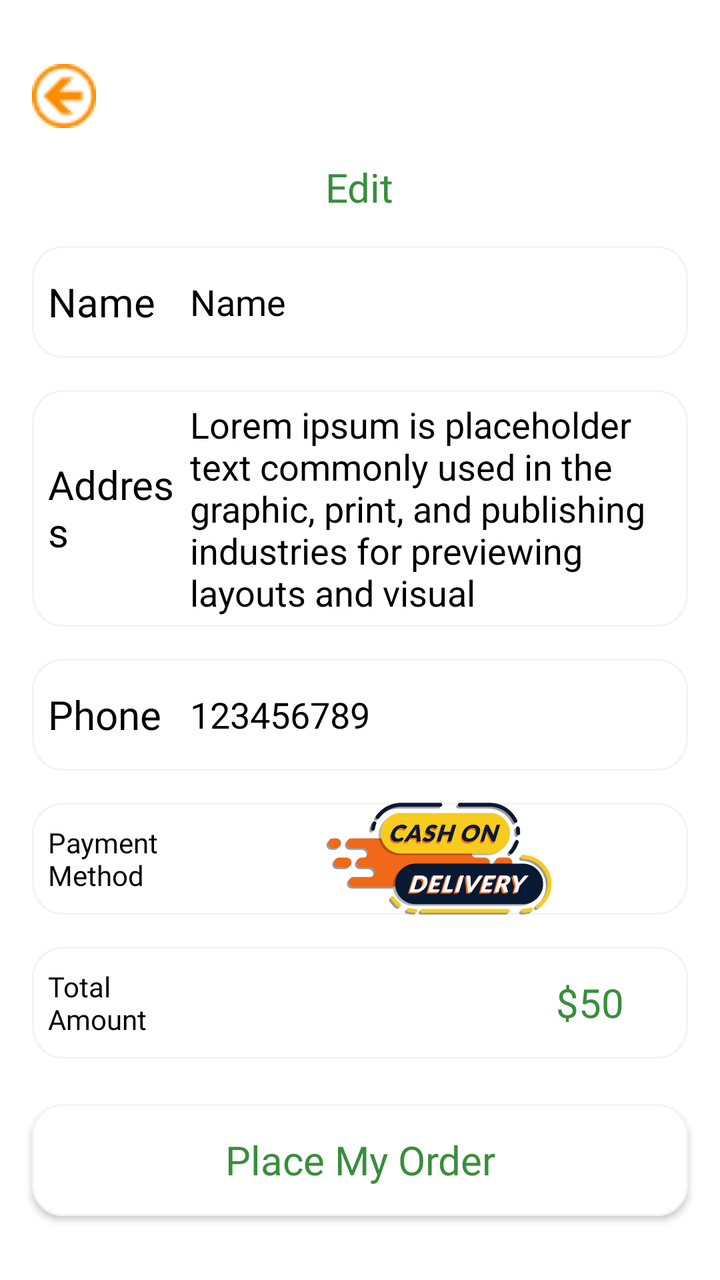
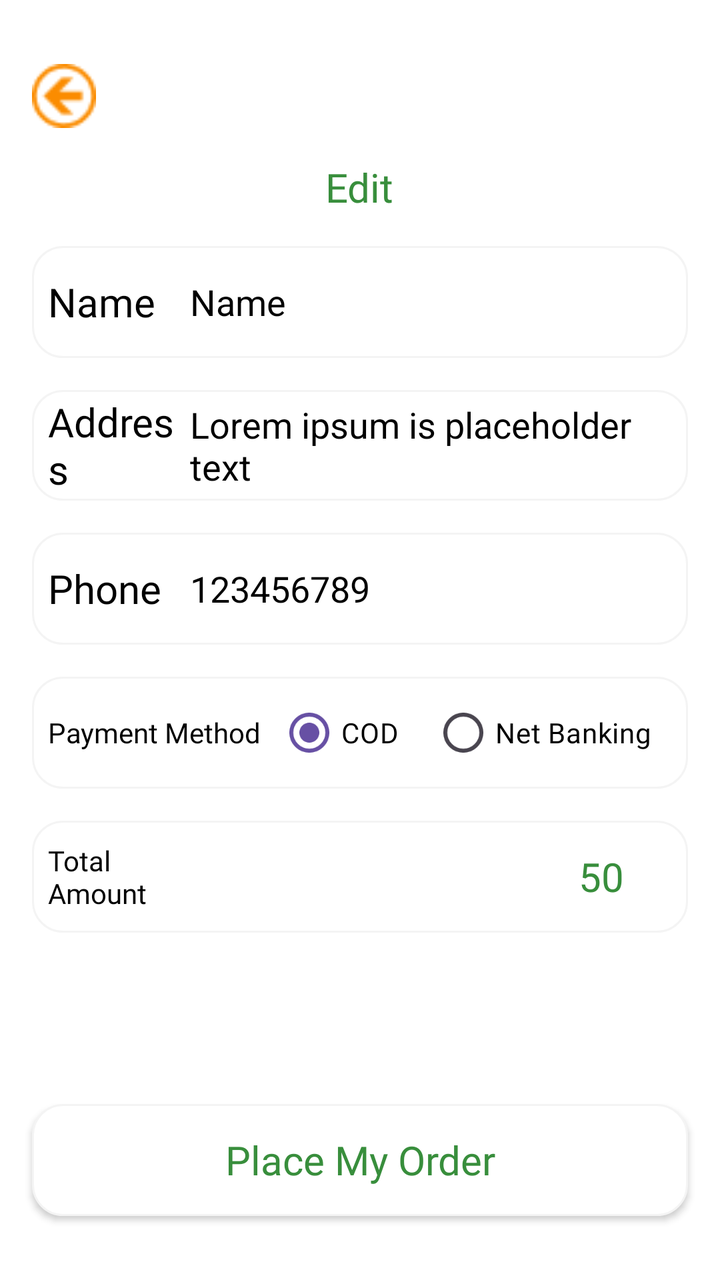

An Android layout rendered at two revisions. The XML below is the earlier revision; the diff shows what the commit changed to produce the second picture.
<!-- AndroidManifest.xml: application theme Theme.ZIAKAA -->
<!-- res/layout/activity_pay_out.xml -->
<?xml version="1.0" encoding="utf-8"?>
<FrameLayout xmlns:android="http://schemas.android.com/apk/res/android"
    xmlns:app="http://schemas.android.com/apk/res-auto"
    xmlns:tools="http://schemas.android.com/tools"
    android:id="@+id/main"
    android:background="@color/white"
    android:orientation="vertical"
    android:layout_width="match_parent"
    android:layout_height="match_parent"
    tools:context=".PayOutActivity">


    <LinearLayout
        android:layout_width="match_parent"
        android:layout_height="wrap_content"
        android:orientation="vertical">

        <ImageButton
            android:id="@+id/button4"
            android:layout_width="32dp"
            android:layout_height="32dp"
            android:layout_marginStart="16dp"
            android:layout_marginTop="32dp"
            android:background="@android:color/transparent"
            android:scaleType="centerCrop"
            android:src="@drawable/lefteror" />

        <TextView
            android:id="@+id/textView17"
            android:layout_width="wrap_content"
            android:layout_height="wrap_content"
            android:fontFamily="@font/yeonsungregular"
            android:text="Edit"
            android:textColor="#388E3C"
            android:layout_marginTop="16dp"
            android:textColorHighlight="#388E3C"
            android:layout_gravity="center"
            android:textSize="20sp"
            app:layout_constraintEnd_toEndOf="parent"
            app:layout_constraintStart_toStartOf="parent"
            app:layout_constraintTop_toBottomOf="@+id/button4" />

        <LinearLayout
            android:layout_width="match_parent"
            android:layout_height="56dp"
            android:layout_marginTop="16dp"
            android:layout_marginStart="16dp"
            android:layout_marginEnd="16dp"
            android:background="@drawable/profileedittextshape"
            android:gravity="center_vertical"
            android:orientation="horizontal"
            app:layout_constraintEnd_toEndOf="parent"
            app:layout_constraintStart_toStartOf="parent"
            app:layout_constraintTop_toBottomOf="@+id/textView17">

            <TextView
                android:layout_width="40dp"
                android:layout_height="wrap_content"
                android:layout_weight="1"
                android:fontFamily="@font/yeonsungregular"
                android:paddingLeft="8dp"
                android:text="Name"
                android:textColor="@color/black"
                android:textSize="20sp" />

            <EditText
                android:layout_width="wrap_content"
                android:layout_height="wrap_content"
                android:layout_weight="1"
                android:background="@android:color/transparent"
                android:ems="10"
                android:inputType="text"
                android:text="Name"
                android:textColor="@color/black" />

        </LinearLayout>
        <LinearLayout
            android:layout_width="match_parent"
            android:layout_height="wrap_content"
            android:layout_marginTop="16dp"
            android:layout_marginStart="16dp"
            android:layout_marginEnd="16dp"
            android:background="@drawable/profileedittextshape"
            android:gravity="center_vertical"
            android:orientation="horizontal"
            app:layout_constraintEnd_toEndOf="parent"
            app:layout_constraintStart_toStartOf="parent"
            app:layout_constraintTop_toBottomOf="@+id/textView17">

            <TextView
                android:layout_width="40dp"
                android:layout_height="wrap_content"
                android:layout_weight="1"
                android:fontFamily="@font/yeonsungregular"
                android:paddingLeft="8dp"
                android:text="Address"
                android:textColor="@color/black"
                android:textSize="20sp" />

            <EditText
                android:layout_width="wrap_content"
                android:layout_height="wrap_content"
                android:layout_marginTop="5dp"
                android:layout_marginBottom="5dp"
                android:layout_weight="1"
                android:background="@android:color/transparent"
                android:ems="10"
                android:inputType="textMultiLine"
                android:text="Lorem ipsum is placeholder text
commonly used in the graphic,
print, and publishing industries
for previewing layouts and visual "
                android:textColor="@color/black" />

        </LinearLayout>
        <LinearLayout
            android:layout_width="match_parent"
            android:layout_height="56dp"
            android:layout_marginStart="16dp"
            android:layout_marginEnd="16dp"
            android:layout_marginTop="16dp"
            android:background="@drawable/profileedittextshape"
            android:gravity="center_vertical"
            android:orientation="horizontal"
            app:layout_constraintEnd_toEndOf="parent"
            app:layout_constraintStart_toStartOf="parent"
            app:layout_constraintTop_toBottomOf="@+id/textView17">

            <TextView
                android:layout_width="40dp"
                android:layout_height="wrap_content"
                android:layout_weight="1"
                android:fontFamily="@font/yeonsungregular"
                android:paddingLeft="8dp"
                android:text="Phone"
                android:textColor="@color/black"
                android:textSize="20sp" />

            <EditText
                android:layout_width="wrap_content"
                android:layout_height="wrap_content"
                android:layout_weight="1"
                android:background="@android:color/transparent"
                android:ems="10"
                android:inputType="phone"
                android:text="123456789"
                android:textColor="@color/black" />

        </LinearLayout>
        <LinearLayout
            android:layout_width="match_parent"
            android:layout_height="56dp"
            android:layout_marginTop="16dp"
            android:layout_marginStart="16dp"
            android:layout_marginEnd="16dp"
            android:background="@drawable/profileedittextshape"
            android:gravity="center_vertical"
            android:orientation="horizontal"
            app:layout_constraintEnd_toEndOf="parent"
            app:layout_constraintStart_toStartOf="parent"
            app:layout_constraintTop_toBottomOf="@+id/textView17">

            <TextView
                android:layout_width="40dp"
                android:layout_height="wrap_content"
                android:layout_weight="1"
                android:fontFamily="@font/yeonsungregular"
                android:paddingLeft="8dp"
                android:text="Payment Method"
                android:textColor="@color/black"
                android:textSize="14sp" />

            <ImageView
                android:id="@+id/imageView4"
                android:layout_width="210dp"
                android:layout_height="wrap_content"
                android:layout_weight="1"
                app:srcCompat="@drawable/cashondelivery" />

        </LinearLayout>
        <LinearLayout
            android:layout_width="match_parent"
            android:layout_marginTop="16dp"
            android:layout_marginBottom="8dp"
            android:layout_height="56dp"
            android:layout_marginStart="16dp"
            android:layout_marginEnd="16dp"
            android:background="@drawable/profileedittextshape"
            android:gravity="center_vertical"
            android:orientation="horizontal"
            app:layout_constraintEnd_toEndOf="parent"
            app:layout_constraintStart_toStartOf="parent"
            app:layout_constraintTop_toBottomOf="@+id/textView17">

            <TextView
                android:layout_width="40dp"
                android:layout_height="wrap_content"
                android:layout_weight="1"
                android:fontFamily="@font/yeonsungregular"
                android:paddingLeft="8dp"
                android:text="Total Amount"
                android:textColor="@color/black"
                android:textSize="14sp" />

            <EditText
                android:layout_width="wrap_content"
                android:layout_height="wrap_content"
                android:layout_weight="1"
                android:background="@android:color/transparent"
                android:ems="10"
                android:fontFamily="@font/yeonsungregular"
                android:gravity="end"
                android:inputType="none"
                android:paddingEnd="32dp"
                android:text="$50"
                android:textColor="#388E3C"
                android:textSize="20sp" />

        </LinearLayout>
        
    </LinearLayout>
    
    <androidx.appcompat.widget.AppCompatButton
        android:layout_width="match_parent"
        android:layout_height="56dp"
        android:layout_gravity="bottom"
        android:id="@+id/placeMyOrder"
        android:text="Place My Order"
        android:textAllCaps="false"
        android:textColor="#388E3C"
        android:fontFamily="@font/yeonsungregular"
        android:textSize="20sp"
        android:layout_marginBottom="32dp"
        android:layout_marginLeft="16dp"
        android:layout_marginRight="16dp"
        android:background="@drawable/edittextshape"/>

</FrameLayout>
<!-- resources referenced by this layout -->
<resources>
  <color name="black">#FF000000</color>
  <color name="white">#FFFFFFFF</color>
  <!-- drawable cashondelivery: png bitmap (drawable, 170035 bytes) -->
  <!-- drawable edittextshape (drawable) -->
  <?xml version="1.0" encoding="utf-8"?>
  <shape xmlns:android="http://schemas.android.com/apk/res/android">
  <solid android:color="@color/white"/>
      <corners android:radius="15dp"/>
      <stroke android:color="#f4f4f4" android:width="1dp"/>
  </shape>
  <!-- drawable lefteror: png bitmap (drawable, 837 bytes) -->
  <!-- drawable profileedittextshape (drawable) -->
  <?xml version="1.0" encoding="utf-8"?>
  <shape xmlns:android="http://schemas.android.com/apk/res/android">
  <stroke android:width="1dp" android:color="#f4f4f4"/>
      <solid android:color="@color/white"/>
      <corners android:radius="15dp"/>
  </shape>
  <style name="Theme.ZIAKAA" parent="Base.Theme.ZIAKAA" />
  <style name="Base.Theme.ZIAKAA" parent="Theme.Material3.DayNight.NoActionBar">
          
          
      </style>
</resources>

<!-- the commit's change to res/layout/activity_pay_out.xml (unified diff, before → after) -->
@@ -48,10 +48,7 @@
             android:layout_marginEnd="16dp"
             android:background="@drawable/profileedittextshape"
             android:gravity="center_vertical"
-            android:orientation="horizontal"
-            app:layout_constraintEnd_toEndOf="parent"
-            app:layout_constraintStart_toStartOf="parent"
-            app:layout_constraintTop_toBottomOf="@+id/textView17">
+            android:orientation="horizontal">
 
             <TextView
                 android:layout_width="40dp"
@@ -64,6 +61,7 @@
                 android:textSize="20sp" />
 
             <EditText
+                android:id="@+id/name"
                 android:layout_width="wrap_content"
                 android:layout_height="wrap_content"
                 android:layout_weight="1"
@@ -74,6 +72,7 @@
                 android:textColor="@color/black" />
 
         </LinearLayout>
+
         <LinearLayout
             android:layout_width="match_parent"
             android:layout_height="wrap_content"
@@ -82,10 +81,7 @@
             android:layout_marginEnd="16dp"
             android:background="@drawable/profileedittextshape"
             android:gravity="center_vertical"
-            android:orientation="horizontal"
-            app:layout_constraintEnd_toEndOf="parent"
-            app:layout_constraintStart_toStartOf="parent"
-            app:layout_constraintTop_toBottomOf="@+id/textView17">
+            android:orientation="horizontal">
 
             <TextView
                 android:layout_width="40dp"
@@ -98,6 +94,7 @@
                 android:textSize="20sp" />
 
             <EditText
+                android:id="@+id/address"
                 android:layout_width="wrap_content"
                 android:layout_height="wrap_content"
                 android:layout_marginTop="5dp"
@@ -106,25 +103,20 @@
                 android:background="@android:color/transparent"
                 android:ems="10"
                 android:inputType="textMultiLine"
-                android:text="Lorem ipsum is placeholder text
-commonly used in the graphic,
-print, and publishing industries
-for previewing layouts and visual "
+                android:text="Lorem ipsum is placeholder text"
                 android:textColor="@color/black" />
 
         </LinearLayout>
-        <LinearLayout
-            android:layout_width="match_parent"
-            android:layout_height="56dp"
-            android:layout_marginStart="16dp"
-            android:layout_marginEnd="16dp"
-            android:layout_marginTop="16dp"
-            android:background="@drawable/profileedittextshape"
-            android:gravity="center_vertical"
-            android:orientation="horizontal"
-            app:layout_constraintEnd_toEndOf="parent"
-            app:layout_constraintStart_toStartOf="parent"
-            app:layout_constraintTop_toBottomOf="@+id/textView17">
+
+        <LinearLayout
+            android:layout_width="match_parent"
+            android:layout_height="56dp"
+            android:layout_marginStart="16dp"
+            android:layout_marginEnd="16dp"
+            android:layout_marginTop="16dp"
+            android:background="@drawable/profileedittextshape"
+            android:gravity="center_vertical"
+            android:orientation="horizontal">
 
             <TextView
                 android:layout_width="40dp"
@@ -137,6 +129,7 @@ for previewing layouts and visual "
                 android:textSize="20sp" />
 
             <EditText
+                android:id="@+id/phone"
                 android:layout_width="wrap_content"
                 android:layout_height="wrap_content"
                 android:layout_weight="1"
@@ -147,37 +140,56 @@ for previewing layouts and visual "
                 android:textColor="@color/black" />
 
         </LinearLayout>
-        <LinearLayout
-            android:layout_width="match_parent"
-            android:layout_height="56dp"
-            android:layout_marginTop="16dp"
-            android:layout_marginStart="16dp"
-            android:layout_marginEnd="16dp"
-            android:background="@drawable/profileedittextshape"
-            android:gravity="center_vertical"
-            android:orientation="horizontal"
-            app:layout_constraintEnd_toEndOf="parent"
-            app:layout_constraintStart_toStartOf="parent"
-            app:layout_constraintTop_toBottomOf="@+id/textView17">
-
-            <TextView
-                android:layout_width="40dp"
-                android:layout_height="wrap_content"
-                android:layout_weight="1"
+
+        <LinearLayout
+            android:layout_width="match_parent"
+            android:layout_height="56dp"
+            android:layout_marginTop="16dp"
+            android:layout_marginStart="16dp"
+            android:layout_marginEnd="16dp"
+            android:background="@drawable/profileedittextshape"
+            android:gravity="center_vertical"
+            android:orientation="horizontal">
+
+            <TextView
+                android:layout_width="wrap_content"
+                android:layout_height="wrap_content"
                 android:fontFamily="@font/yeonsungregular"
                 android:paddingLeft="8dp"
                 android:text="Payment Method"
                 android:textColor="@color/black"
                 android:textSize="14sp" />
 
-            <ImageView
-                android:id="@+id/imageView4"
-                android:layout_width="210dp"
-                android:layout_height="wrap_content"
-                android:layout_weight="1"
-                app:srcCompat="@drawable/cashondelivery" />
-
-        </LinearLayout>
+            <RadioGroup
+                android:id="@+id/paymentMethodGroup"
+                android:layout_width="wrap_content"
+                android:layout_height="wrap_content"
+                android:orientation="horizontal"
+                android:layout_marginStart="8dp"
+                android:layout_weight="1">
+
+                <RadioButton
+                    android:id="@+id/rb_cod"
+                    android:layout_width="wrap_content"
+                    android:layout_height="wrap_content"
+                    android:checked="true"
+                    android:text="COD"
+                    android:textColor="@color/black"
+                    android:textSize="14sp"
+                    android:fontFamily="@font/yeonsungregular" />
+
+                <RadioButton
+                    android:id="@+id/rb_net_banking"
+                    android:layout_width="wrap_content"
+                    android:layout_height="wrap_content"
+                    android:layout_marginStart="16dp"
+                    android:text="Net Banking"
+                    android:textColor="@color/black"
+                    android:textSize="14sp"
+                    android:fontFamily="@font/yeonsungregular" />
+            </RadioGroup>
+        </LinearLayout>
+
         <LinearLayout
             android:layout_width="match_parent"
             android:layout_marginTop="16dp"
@@ -187,10 +199,7 @@ for previewing layouts and visual "
             android:layout_marginEnd="16dp"
             android:background="@drawable/profileedittextshape"
             android:gravity="center_vertical"
-            android:orientation="horizontal"
-            app:layout_constraintEnd_toEndOf="parent"
-            app:layout_constraintStart_toStartOf="parent"
-            app:layout_constraintTop_toBottomOf="@+id/textView17">
+            android:orientation="horizontal">
 
             <TextView
                 android:layout_width="40dp"
@@ -203,6 +212,7 @@ for previewing layouts and visual "
                 android:textSize="14sp" />
 
             <EditText
+                android:id="@+id/totalAmount"
                 android:layout_width="wrap_content"
                 android:layout_height="wrap_content"
                 android:layout_weight="1"
@@ -211,15 +221,16 @@ for previewing layouts and visual "
                 android:fontFamily="@font/yeonsungregular"
                 android:gravity="end"
                 android:inputType="none"
+                android:focusable="false"
                 android:paddingEnd="32dp"
-                android:text="$50"
+                android:text="50"
                 android:textColor="#388E3C"
                 android:textSize="20sp" />
 
         </LinearLayout>
-        
+
     </LinearLayout>
-    
+
     <androidx.appcompat.widget.AppCompatButton
         android:layout_width="match_parent"
         android:layout_height="56dp"
<!-- resource entries referenced after the edit -->
@@ -2,7 +2,6 @@
 <resources>
   <color name="black">#FF000000</color>
   <color name="white">#FFFFFFFF</color>
-  <!-- drawable cashondelivery: png bitmap (drawable, 170035 bytes) -->
   <!-- drawable edittextshape (drawable) -->
   <?xml version="1.0" encoding="utf-8"?>
   <shape xmlns:android="http://schemas.android.com/apk/res/android">
